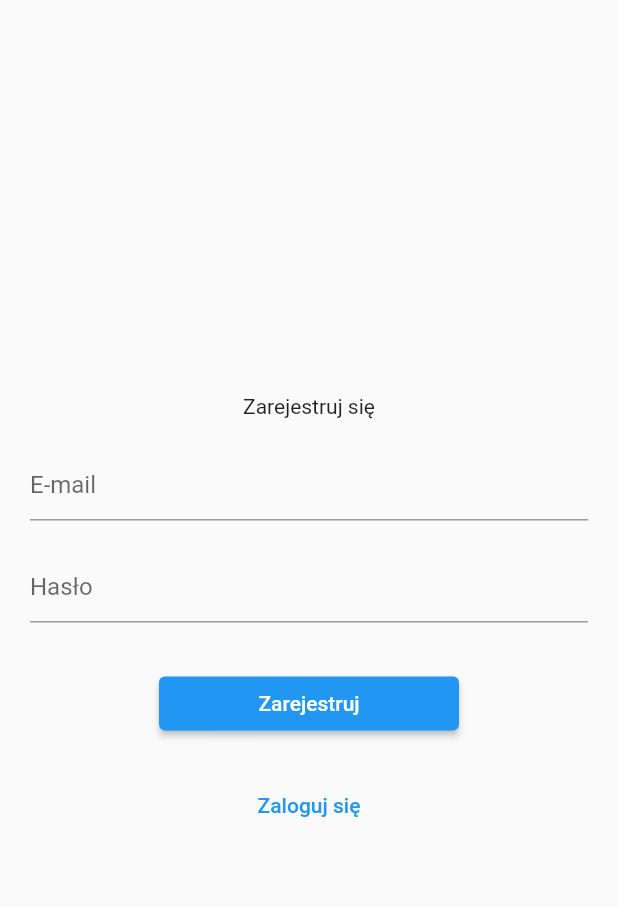
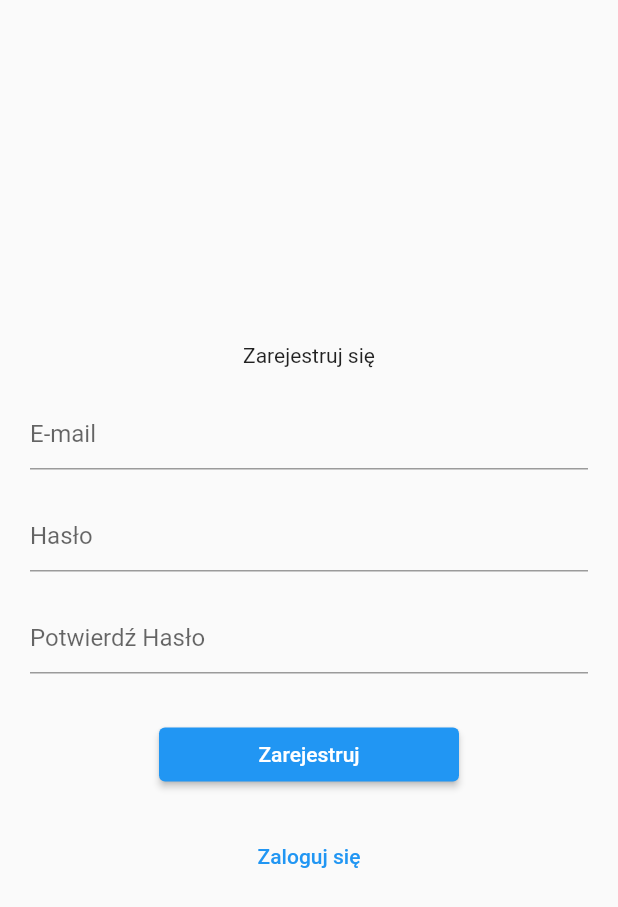
Before and after one commit to piotrpeczkowski/my_best_food, a Flutter app: the screen it shows after launch, after a tap on "Zarejestruj się", on a phone screen of 412 x 824 dp. Shown: the top 907 px of the screen. Run offline on Flutter 3.47's test engine with Material 2 defaults, Android fonts, the phone set to English and light mode, and no system bars; our stand-ins replace bloc, firebase_auth, firebase_core, flutter_bloc; accounts and stored records are empty; generated files the repository leaves out were written again; network calls fail.

Commit message:
implement confirm password at register screen

```diff
--- a/lib/features/auth/login_page/login_page.dart
+++ b/lib/features/auth/login_page/login_page.dart
@@ -10,6 +10,7 @@ class LoginPage extends StatefulWidget {
 
   final emailController = TextEditingController();
   final passwordController = TextEditingController();
+  final confirmPasswordController = TextEditingController();
 
   @override
   State<LoginPage> createState() => _LoginPageState();
@@ -58,6 +59,25 @@ class _LoginPageState extends State<LoginPage> {
                         decoration: const InputDecoration(hintText: 'Hasło'),
                       ),
                     ),
+                    // CONFIRM PASSWORD TextField
+                    Column(
+                      children: [
+                        if (isCreatingAccount == true) ...[
+                          Padding(
+                            padding: const EdgeInsets.symmetric(
+                              vertical: 10,
+                            ),
+                            child: TextField(
+                              controller: widget.confirmPasswordController,
+                              obscureText: true,
+                              decoration: const InputDecoration(
+                                  hintText: 'Potwierdź Hasło'),
+                            ),
+                          ),
+                        ]
+                      ],
+                    ),
+                    // REGISTER and LOGIN ElevatedButton
                     Padding(
                       padding: const EdgeInsets.symmetric(
                         vertical: 20,
@@ -66,6 +86,7 @@ class _LoginPageState extends State<LoginPage> {
                         width: 200,
                         child: ElevatedButton(
                           onPressed: () {
+                            // LOGIN statement
                             if (isCreatingAccount == false) {
                               try {
                                 context.read<LoginCubit>().signIn(
@@ -82,11 +103,15 @@ class _LoginPageState extends State<LoginPage> {
                                 );
                               }
                             }
+                            // REGISTER statement
                             if (isCreatingAccount == true) {
+                              if (widget.passwordController.text ==
+                                  widget.confirmPasswordController.text) {
                                 try {
                                   context.read<LoginCubit>().register(
                                         email: widget.emailController.text,
-                                      password: widget.passwordController.text,
+                                        password:
+                                            widget.passwordController.text,
                                       );
                                 } catch (error) {
                                   ScaffoldMessenger.of(context).showSnackBar(
@@ -97,6 +122,15 @@ class _LoginPageState extends State<LoginPage> {
                                     ),
                                   );
                                 }
+                              } else {
+                                ScaffoldMessenger.of(context).showSnackBar(
+                                  const SnackBar(
+                                    duration: Duration(seconds: 4),
+                                    backgroundColor: Colors.red,
+                                    content: Text('Password not match'),
+                                  ),
+                                );
+                              }
                             }
                           },
                           child: Text(
@@ -104,6 +138,7 @@ class _LoginPageState extends State<LoginPage> {
                         ),
                       ),
                     ),
+                    // LOGIN - REGISTER switch
                     TextButton(
                       onPressed: () {
                         if (isCreatingAccount == false) {
```
Lines whose indentation alone changed are shown as unchanged.
